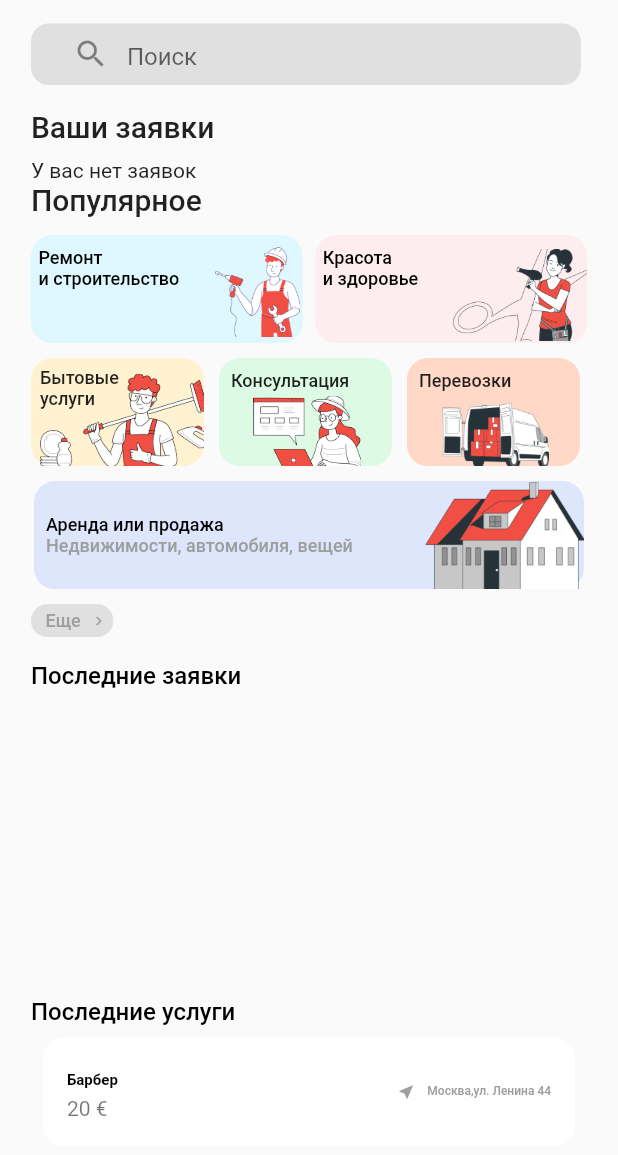
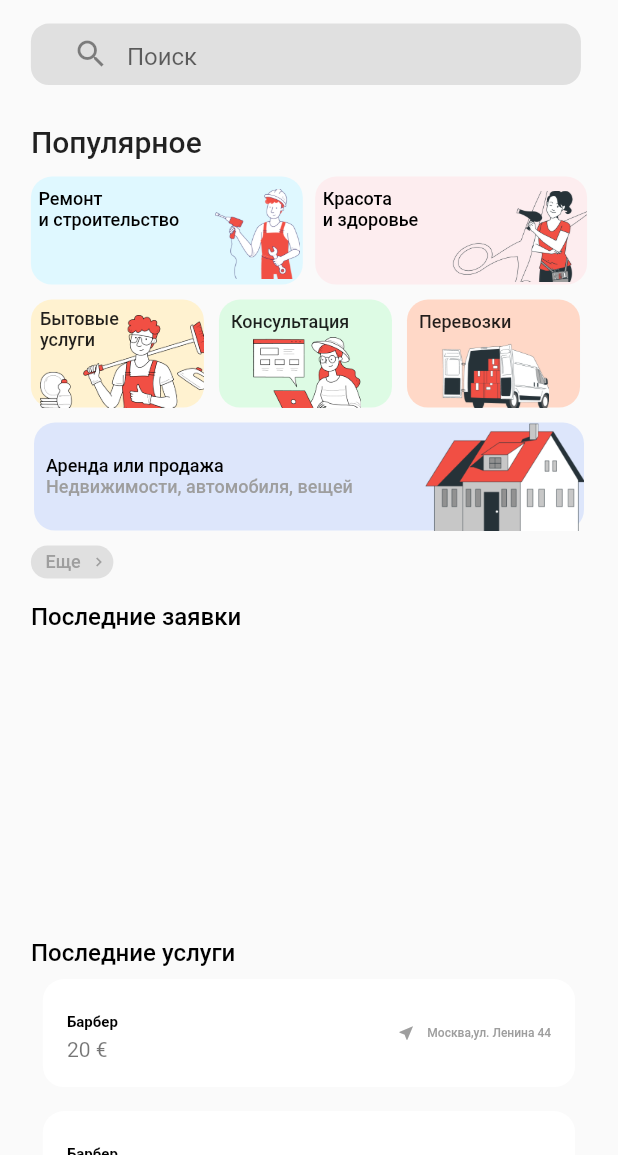
Before and after one commit to ProgPerfomance/DWD_app, a Flutter app: the HomeScreen screen opened directly, after a tap on the "person" icon, after a tap on "Создать заявку", on a phone screen of 412 x 824 dp, the part 81-1236 px from its top. Run offline on Flutter 3.47's test engine with Material 2 defaults, Android fonts, the phone set to English and light mode, and no system bars; our stand-ins replace dio, flutter_svg, pin_code_fields; network calls fail.

Commit message:
обязательно принять комит, правки кода + сборщики мусора

```diff
--- a/lib/ServerRoutes.dart
+++ b/lib/ServerRoutes.dart
@@ -1,4 +1,4 @@
 class ServerRoutes {
-  static const host = 'http://192.168.1.103:2302';
+  static const host = 'http://178.162.0.149:2302';
 
 }
--- a/lib/main.dart
+++ b/lib/main.dart
@@ -4,6 +4,7 @@
 import 'package:untitled1/domain/get_categories_list.dart';
 import 'package:untitled1/domain/get_citys_list.dart';
 import 'package:untitled1/domain/get_orders_list.dart';
+import 'package:untitled1/view/auth/start_screen.dart';
 import 'package:untitled1/view/main/home_view.dart';
 
 
@@ -26,7 +27,7 @@
       ],
       child: const MaterialApp(
         debugShowCheckedModeBanner: false,
-        home: HomeScreen(),
+        home: StartView(),
       ),
     );
   }
--- a/lib/view/main/home_view.dart
+++ b/lib/view/main/home_view.dart
@@ -151,14 +151,14 @@
                 const SizedBox(
                   height: 16,
                 ),
-                const Text(
+                watchModel.myOrders.isEmpty ? const SizedBox() : const Text(
                   "Ваши заявки",
                   style: TextStyle(fontSize: 20, fontWeight: FontWeight.w500),
                 ),
                 const SizedBox(
                   height: 10,
                 ),
-                watchModel.myOrders.isEmpty ? const Text('У вас нет заявок') :
+                watchModel.myOrders.isEmpty ? const SizedBox() :
                 SizedBox(
                   height: 193,
                   width: double.infinity,
--- a/lib/view/widgets/draver_widget.dart
+++ b/lib/view/widgets/draver_widget.dart
@@ -1,4 +1,5 @@
 import 'package:flutter/material.dart';
+import 'package:untitled1/view/main/profile/profile_view.dart';
 
 class DraverWidget extends StatelessWidget {
   const DraverWidget({super.key});
@@ -6,10 +7,11 @@
   @override
   Widget build(BuildContext context) {
     return Drawer(
-      width: 300,
+      width: 350,
       backgroundColor: Colors.white,
       child: Padding(
         padding: const EdgeInsets.only(left: 21, right: 20 ),
+        child: SafeArea(
           child: Column(
             crossAxisAlignment: CrossAxisAlignment.start,
             children: [
@@ -51,7 +53,7 @@
                             height: 4,
                           ),
                           Text(
-                          "Nikita1999@gmail.com",
+                            "jekcatpopov@gmail.com",
                             style: TextStyle(
                                 fontSize: 12,
                                 fontWeight: FontWeight.w500,
@@ -72,7 +74,7 @@
                         Icons.star_rate_rounded,
                         color: Colors.amber,
                         size: 24,
-                    )
+                      ),
                     ],
                   ),
                 ],
@@ -80,8 +82,23 @@
               const SizedBox(
                 height: 22,
               ),
+              InkWell(
+                onTap: () {
+                  Navigator.push(context, MaterialPageRoute(builder: (context) => const ProfileView()));
+                },
+                child: const Text(
+                  "Профиль",
+                  style: TextStyle(
+                      fontSize: 16,
+                      fontWeight: FontWeight.w500,
+                      color: Colors.black),
+                ),
+              ),
+              const SizedBox(
+                height: 16,
+              ),
               const Text(
-              "Мой профиль",
+                "Заявки",
                 style: TextStyle(
                     fontSize: 16,
                     fontWeight: FontWeight.w500,
@@ -91,7 +108,7 @@
                 height: 16,
               ),
               const Text(
-              "Мои заказы",
+                "Записи",
                 style: TextStyle(
                     fontSize: 16,
                     fontWeight: FontWeight.w500,
@@ -101,7 +118,7 @@
                 height: 16,
               ),
               const Text(
-              "Чат",
+                "Отклики",
                 style: TextStyle(
                     fontSize: 16,
                     fontWeight: FontWeight.w500,
@@ -111,7 +128,7 @@
                 height: 16,
               ),
               const Text(
-              "Поддержка",
+                "В работе",
                 style: TextStyle(
                     fontSize: 16,
                     fontWeight: FontWeight.w500,
@@ -120,22 +137,45 @@
               const SizedBox(
                 height: 16,
               ),
-            const Text(
+              const InkWell(
+
+                  child: Text(
+                    "Чат",
+                    style: TextStyle(
+                        fontSize: 16,
+                        fontWeight: FontWeight.w500,
+                        color: Colors.black),
+                  )),
+              const SizedBox(
+                height: 16,
+              ),
+              const InkWell(
+
+                  child: Text(
+                    "Поддержка",
+                    style: TextStyle(
+                        fontSize: 16,
+                        fontWeight: FontWeight.w500,
+                        color: Colors.black),
+                  )),
+              const SizedBox(
+                height: 16,
+              ),
+              const InkWell(
+
+                  child: Text(
                     "О приложении",
                     style: TextStyle(
                         fontSize: 16,
                         fontWeight: FontWeight.w500,
                         color: Colors.black),
+                  )),
+              const SizedBox(
+                height: 16,
               ),
-            TextButton(
-                onPressed: () {
-                  // Navigator.push(
-                  //     context,
-                  //     MaterialPageRoute(
-                  //       builder: (context) => const PasswordChangeScreen(),
-                  //     ));
-                },
-                child: const Text(
+              const InkWell(
+
+                  child: Text(
                     "Смена пароля",
                     style: TextStyle(
                         fontSize: 16,
@@ -222,6 +262,7 @@
             ],
           ),
         ),
+      ),
     );
   }
 }
```
Also changed, not shown: lib/view/main/profile/profile_view.dart (added, +200 -0 lines), assets/design/images/settings.png (added), assets/design/images/testava.png (added). Lines whose indentation alone changed are shown as unchanged.
